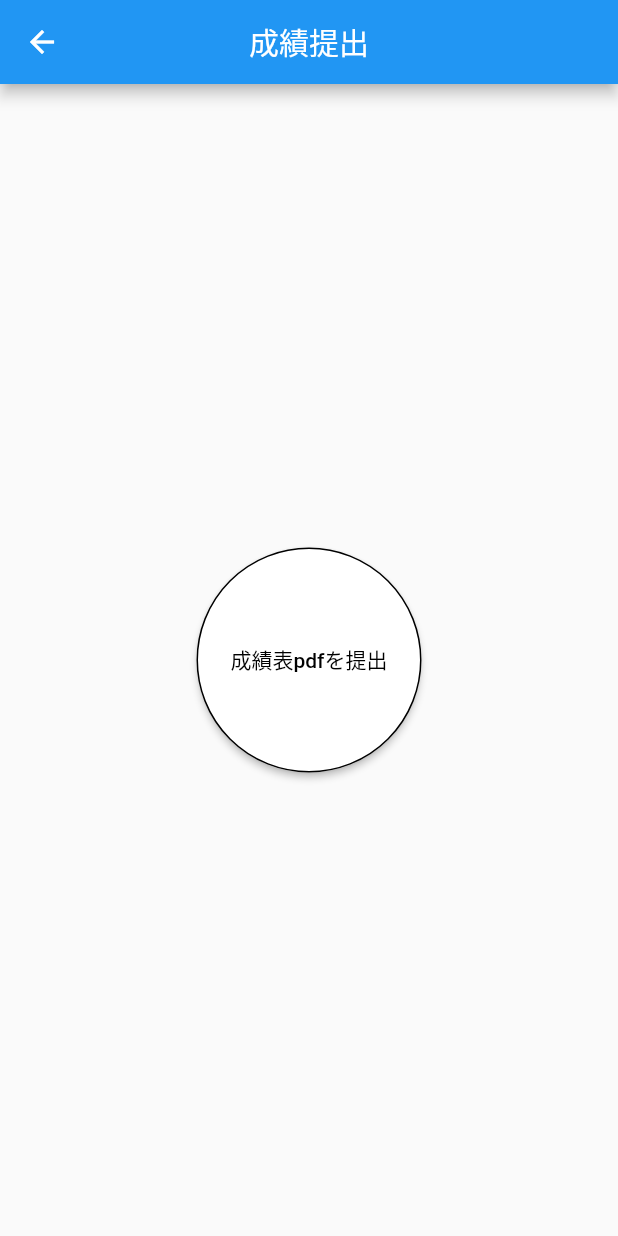
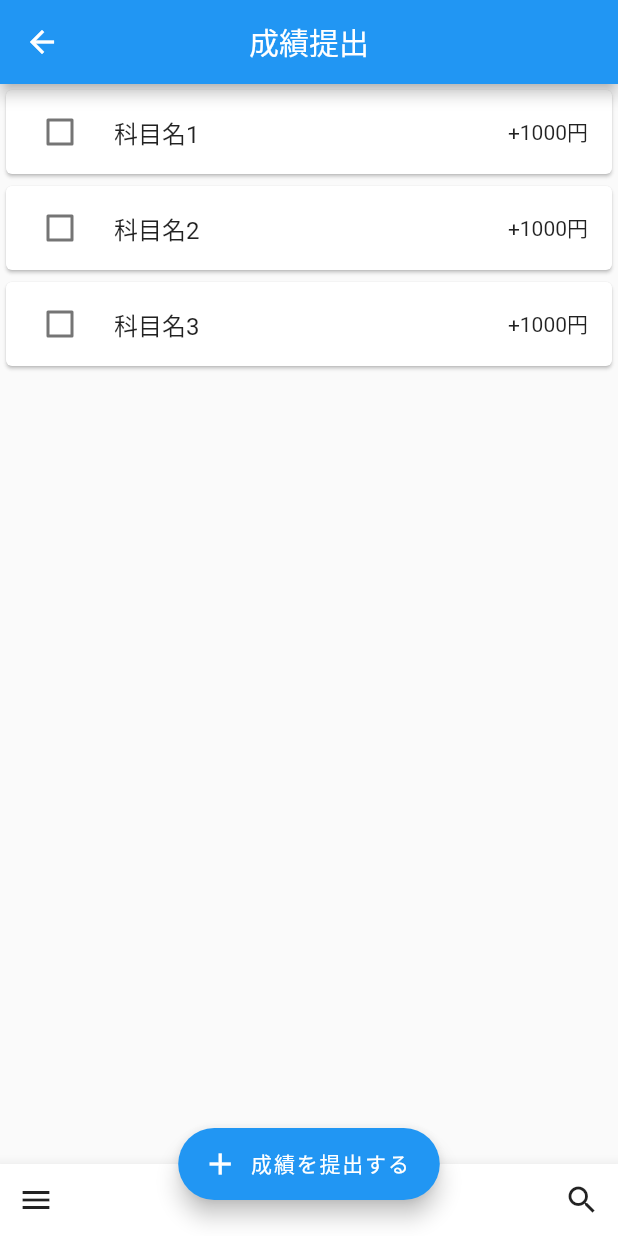
Before and after one commit to syunsuke1115/tani_money, a Flutter app: the SubmitScreen screen opened directly, on a phone screen of 412 x 824 dp. Run offline on Flutter 3.47's test engine with Material 2 defaults, Android fonts, the phone set to English and light mode, and no system bars.

Commit message:
ごめんなさい

```diff
--- a/lib/pages/SubmitScreen.dart
+++ b/lib/pages/SubmitScreen.dart
@@ -8,6 +8,46 @@ class SubmitScreen extends StatefulWidget {
 }
 
 class _SubmitScreenState extends State<SubmitScreen> {
+
+  bool _active = false;
+
+  void _changeSwitch(bool e) => setState(() => _active = e);
+
+  final List<List<String>> seiseki = [
+    ["科目名1", "1000"],
+    ["科目名2", "1000"],
+    ["科目名3", "1000"],
+  ];
+  int _price = 0;
+  int _credit = 0;
+
+
+  // 選択された要素のインデックスを保管する
+  final List<int> _selectedIndex = [];
+
+  void _handleCheckbox(int index, bool e) {
+    setState(() {
+      // 選択が解除されたらリストから消す
+      if (_selectedIndex.contains(index)) {
+        _selectedIndex.remove(index);
+      } else {
+        // 選択されたらリストに追加する
+        _selectedIndex.add(index);
+      }
+      if (_selectedIndex.isEmpty) {
+        // 何も選択されていないときは合計値は0円 単位も0単位
+        _price = 0;
+        _credit = 0;
+        return;
+      }
+      _price = _selectedIndex
+          .map((i) => seiseki[i][1]) // seisekiから値段を抽出
+          .map(int.parse) // 数値に変換
+          .reduce((value, element) => value + element); // 合計値を計算
+      _credit = _selectedIndex.length;
+    });
+  }
+
   @override
   Widget build(BuildContext context) {
     return Scaffold(
@@ -16,28 +56,98 @@ class _SubmitScreenState extends State<SubmitScreen> {
           centerTitle: true,
           backgroundColor: Colors.blue,
         ),
-        body: Container(
-            alignment: Alignment.center,
-            child:SizedBox(
-              height: 150, // Widgetの高さを指定
-              width: 150,
-              child:ElevatedButton(
-                child: const Text('成績表pdfを提出'),
-                style: ElevatedButton.styleFrom(
-                  primary: Colors.white,
-                  onPrimary: Colors.black,
-                  shape: const CircleBorder(
-                    side: BorderSide(
-                      color: Colors.black,
-                      width: 1,
-                      style: BorderStyle.solid,
+        body: ListView.builder(
+          itemBuilder: (context, index) {
+            return Card(
+              child: CheckboxListTile(
+                activeColor: Colors.orange,
+                title: Text(seiseki[index][0]),
+                secondary: Text("+${seiseki[index][1]}円"),
+                controlAffinity: ListTileControlAffinity.leading,
+                value: _selectedIndex.contains(index),
+                onChanged: (e) {
+                  // Card 内のチェックボックスが選択されたら実行
+                  _handleCheckbox(index, e!);
+                },
+              ),
+            );
+          },
+          itemCount: seiseki.length,
+        ),
+      floatingActionButton: FloatingActionButton.extended(
+        onPressed: ()async {
+          if(_selectedIndex.isEmpty){
+            var result = await showDialog<int>(
+              context: context,
+              barrierDismissible: false,
+              builder: (BuildContext context) {
+                return AlertDialog(
+                  title: Text('成績'),
+                  content: Center(
+                      child: Image.asset('images/congrat.png'),
+                  ),
+                  actions: <Widget>[
+                    TextButton(
+                      child: Text('OK'),
+                      onPressed: () => Navigator.of(context).pop(1),
                     ),
+                  ],
+                );
+              },
+            );
+            print('dialog result: $result');
+          } else{
+          // ダイアログを表示------------------------------------
+          var result = await showDialog<int>(
+            context: context,
+            barrierDismissible: false,
+            builder: (BuildContext context) {
+              return AlertDialog(
+                title: Text('成績'),
+                content: Column(
+                  mainAxisAlignment: MainAxisAlignment.center,
+                  children: <Widget>[
+                    Text("あなたの落とした単位は"),
+                    Text("$_credit"),
+                    Text("金額は"),
+                    Text("$_price"),
+                  ],
+                ),
+                actions: <Widget>[
+                  TextButton(
+                    child: Text('OK'),
+                    onPressed: () => Navigator.of(context).pop(1),
                   ),
-                ),
-                onPressed: () {},
-              ),
+                ],
+              );
+            },
+          );
+          print('dialog result: $result');
+          // --
+          }
+        },
+        icon: new Icon(Icons.add),
+        label: Text("成績を提出する"),
+      ),
+      floatingActionButtonLocation: FloatingActionButtonLocation.centerDocked,
+      bottomNavigationBar: BottomAppBar(
+        child: new Row(
+          mainAxisSize: MainAxisSize.max,
+          mainAxisAlignment: MainAxisAlignment.spaceBetween,
+          children: <Widget>[
+            IconButton(
+              icon: Icon(Icons.menu),
+              onPressed: () {},
+            ),
+            IconButton(
+              icon: Icon(Icons.search),
+              onPressed: () {},
+            )
+          ],
+        ),
+      ),
 
-            )
-        )
-          );
+
+    );
+
   }}
--- a/pubspec.yaml
+++ b/pubspec.yaml
@@ -58,8 +58,8 @@ flutter:
   uses-material-design: true
 
   # To add assets to your application, add an assets section, like this:
-  # assets:
-  #   - images/a_dot_burr.jpeg
+  assets:
+   - images/congrat.png
   #   - images/a_dot_ham.jpeg
 
   # An image asset can refer to one or more resolution-specific "variants", see
```
Also changed, not shown: lib/pages/TargetScreen.dart (+5 -5 lines), images/congrat.png (added).
